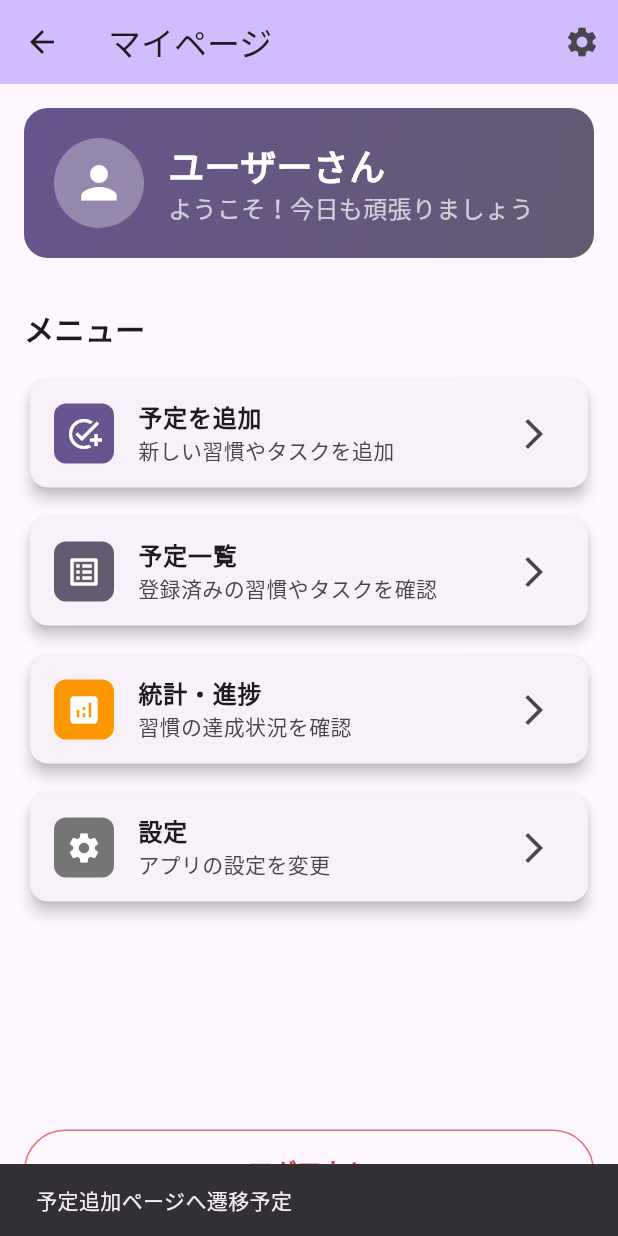
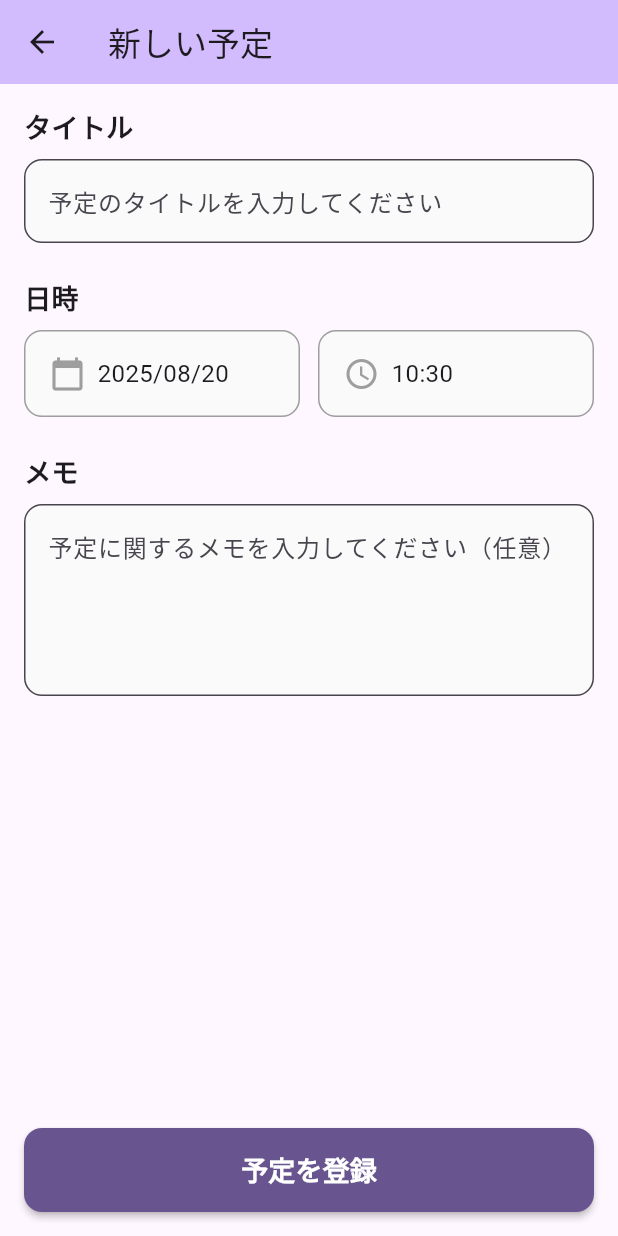
Before and after one commit to naostudy0/habit_rpg_app, a Flutter app: the MyPageTop screen opened by its route, after a tap on "予定を追加", on a phone screen of 412 x 824 dp. Run offline on Flutter 3.47's test engine with Material 3 defaults, Android fonts, the phone set to English and light mode, and no system bars.

Commit message:
feat: 予定追加画面の表示 #5

```diff
--- a/lib/screens/mypage_top.dart
+++ b/lib/screens/mypage_top.dart
@@ -1,4 +1,5 @@
 import 'package:flutter/material.dart';
+import 'task_create_page.dart';
 
 class MyPageTop extends StatelessWidget {
   const MyPageTop({super.key});
@@ -124,9 +125,11 @@ class MyPageTop extends StatelessWidget {
                 subtitle: const Text('新しい習慣やタスクを追加'),
                 trailing: const Icon(Icons.arrow_forward_ios),
                 onTap: () {
-                  // TODO: 予定追加ページへの遷移
-                  ScaffoldMessenger.of(context).showSnackBar(
-                    const SnackBar(content: Text('予定追加ページへ遷移予定')),
+                  Navigator.push(
+                    context,
+                    MaterialPageRoute(
+                      builder: (context) => const TaskCreatePage(),
+                    ),
                   );
                 },
               ),
--- /dev/null
+++ b/lib/screens/task_create_page.dart
@@ -0,0 +1,226 @@
+import 'package:flutter/material.dart';
+
+class TaskCreatePage extends StatefulWidget {
+  const TaskCreatePage({super.key});
+
+  @override
+  State<TaskCreatePage> createState() => _TaskCreatePageState();
+}
+
+class _TaskCreatePageState extends State<TaskCreatePage> {
+  final _formKey = GlobalKey<FormState>();
+  final _titleController = TextEditingController();
+  final _memoController = TextEditingController();
+  DateTime _selectedDate = DateTime.now();
+  TimeOfDay _selectedTime = TimeOfDay.now();
+
+  @override
+  void dispose() {
+    _titleController.dispose();
+    _memoController.dispose();
+    super.dispose();
+  }
+
+  Future<void> _selectDate(BuildContext context) async {
+    final DateTime? picked = await showDatePicker(
+      context: context,
+      initialDate: _selectedDate,
+      firstDate: DateTime.now(),
+      lastDate: DateTime.now().add(const Duration(days: 365)),
+    );
+    if (picked != null && picked != _selectedDate) {
+      setState(() {
+        _selectedDate = picked;
+      });
+    }
+  }
+
+  Future<void> _selectTime(BuildContext context) async {
+    final TimeOfDay? picked = await showTimePicker(
+      context: context,
+      initialTime: _selectedTime,
+    );
+    if (picked != null && picked != _selectedTime) {
+      setState(() {
+        _selectedTime = picked;
+      });
+    }
+  }
+
+  void _submitForm() {
+    if (_formKey.currentState!.validate()) {
+      // TODO: APIとの連携処理を実装
+      ScaffoldMessenger.of(context).showSnackBar(
+        const SnackBar(
+          content: Text('予定を登録しました（仮実装）'),
+          backgroundColor: Colors.green,
+        ),
+      );
+      Navigator.pop(context);
+    }
+  }
+
+  @override
+  Widget build(BuildContext context) {
+    return Scaffold(
+      appBar: AppBar(
+        title: const Text('新しい予定'),
+        backgroundColor: Theme.of(context).colorScheme.inversePrimary,
+        leading: IconButton(
+          icon: const Icon(Icons.arrow_back),
+          onPressed: () => Navigator.pop(context),
+        ),
+      ),
+      body: Padding(
+        padding: const EdgeInsets.all(16.0),
+        child: Form(
+          key: _formKey,
+          child: Column(
+            crossAxisAlignment: CrossAxisAlignment.start,
+            children: [
+              // タイトル入力フィールド
+              const Text(
+                'タイトル',
+                style: TextStyle(
+                  fontSize: 18,
+                  fontWeight: FontWeight.bold,
+                ),
+              ),
+              const SizedBox(height: 8),
+              TextFormField(
+                controller: _titleController,
+                decoration: InputDecoration(
+                  hintText: '予定のタイトルを入力してください',
+                  border: OutlineInputBorder(
+                    borderRadius: BorderRadius.circular(12),
+                  ),
+                  filled: true,
+                  fillColor: Colors.grey[50],
+                ),
+                validator: (value) {
+                  if (value == null || value.isEmpty) {
+                    return 'タイトルを入力してください';
+                  }
+                  return null;
+                },
+              ),
+
+              const SizedBox(height: 24),
+
+              // 日時選択セクション
+              const Text(
+                '日時',
+                style: TextStyle(
+                  fontSize: 18,
+                  fontWeight: FontWeight.bold,
+                ),
+              ),
+              const SizedBox(height: 8),
+              Row(
+                children: [
+                  Expanded(
+                    child: InkWell(
+                      onTap: () => _selectDate(context),
+                      child: Container(
+                        padding: const EdgeInsets.all(16),
+                        decoration: BoxDecoration(
+                          border: Border.all(color: Colors.grey),
+                          borderRadius: BorderRadius.circular(12),
+                          color: Colors.grey[50],
+                        ),
+                        child: Row(
+                          children: [
+                            const Icon(Icons.calendar_today, color: Colors.grey),
+                            const SizedBox(width: 8),
+                            Text(
+                              '${_selectedDate.year}/${_selectedDate.month.toString().padLeft(2, '0')}/${_selectedDate.day.toString().padLeft(2, '0')}',
+                              style: const TextStyle(fontSize: 16),
+                            ),
+                          ],
+                        ),
+                      ),
+                    ),
+                  ),
+                  const SizedBox(width: 12),
+                  Expanded(
+                    child: InkWell(
+                      onTap: () => _selectTime(context),
+                      child: Container(
+                        padding: const EdgeInsets.all(16),
+                        decoration: BoxDecoration(
+                          border: Border.all(color: Colors.grey),
+                          borderRadius: BorderRadius.circular(12),
+                          color: Colors.grey[50],
+                        ),
+                        child: Row(
+                          children: [
+                            const Icon(Icons.access_time, color: Colors.grey),
+                            const SizedBox(width: 8),
+                            Text(
+                              '${_selectedTime.hour.toString().padLeft(2, '0')}:${_selectedTime.minute.toString().padLeft(2, '0')}',
+                              style: const TextStyle(fontSize: 16),
+                            ),
+                          ],
+                        ),
+                      ),
+                    ),
+                  ),
+                ],
+              ),
+
+              const SizedBox(height: 24),
+
+              // メモ入力フィールド
+              const Text(
+                'メモ',
+                style: TextStyle(
+                  fontSize: 18,
+                  fontWeight: FontWeight.bold,
+                ),
+              ),
+              const SizedBox(height: 8),
+              TextFormField(
+                controller: _memoController,
+                maxLines: 4,
+                decoration: InputDecoration(
+                  hintText: '予定に関するメモを入力してください（任意）',
+                  border: OutlineInputBorder(
+                    borderRadius: BorderRadius.circular(12),
+                  ),
+                  filled: true,
+                  fillColor: Colors.grey[50],
+                ),
+              ),
+
+              const Spacer(),
+
+              // 登録ボタン
+              SizedBox(
+                width: double.infinity,
+                height: 56,
+                child: ElevatedButton(
+                  onPressed: _submitForm,
+                  style: ElevatedButton.styleFrom(
+                    backgroundColor: Theme.of(context).colorScheme.primary,
+                    foregroundColor: Colors.white,
+                    shape: RoundedRectangleBorder(
+                      borderRadius: BorderRadius.circular(12),
+                    ),
+                    elevation: 2,
+                  ),
+                  child: const Text(
+                    '予定を登録',
+                    style: TextStyle(
+                      fontSize: 18,
+                      fontWeight: FontWeight.bold,
+                    ),
+                  ),
+                ),
+              ),
+            ],
+          ),
+        ),
+      ),
+    );
+  }
+}
```
